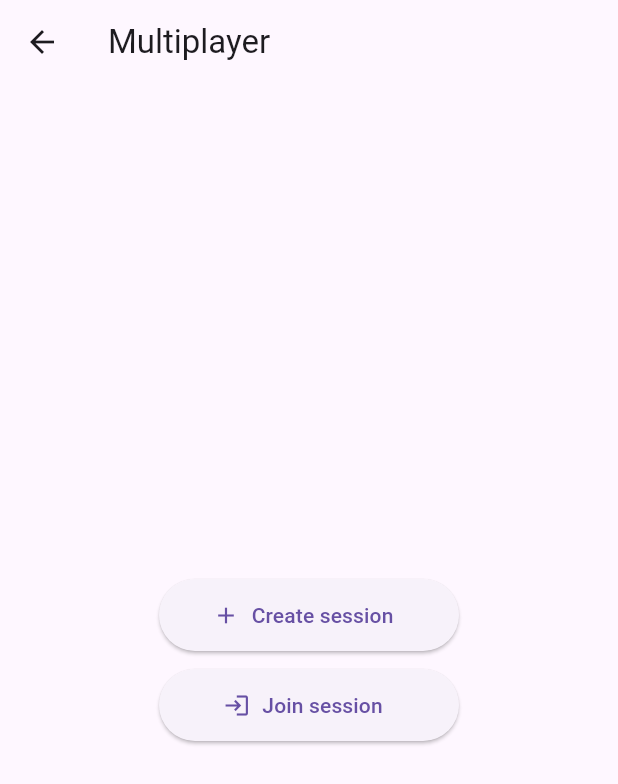
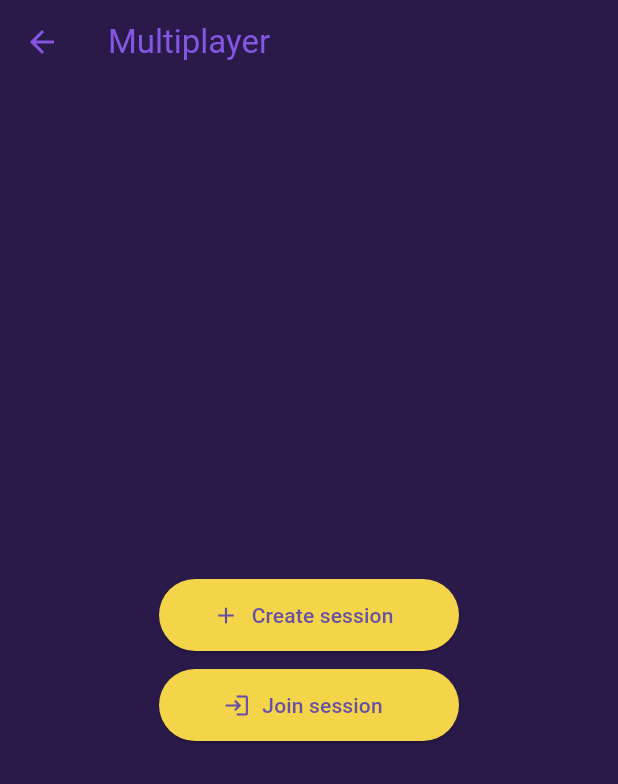
Before and after one commit to akewilen/CLS050-Project, a Flutter app: the screen it shows after launch, after a tap on "Multiplayer", on a phone screen of 412 x 824 dp. Shown: the top 784 px of the screen. Run offline on Flutter 3.47's test engine with Material 3 defaults, Android fonts, the phone set to English and light mode, and no system bars; our stand-ins replace cloud_firestore, firebase_auth, firebase_core, shared_preferences; missing offline and left inert: syncfusion_flutter_maps; accounts and stored records are empty.

Commit message:
Changed BackgroundColor, added a common menuBtn, changed layout of home_screen,

```diff
--- /dev/null
+++ b/flutter_application_1/lib/components/menu_btn.dart
@@ -0,0 +1,59 @@
+import 'package:flutter/material.dart';
+import 'package:flutter_application_1/themes/app_theme.dart';
+
+class MenuBtn extends StatelessWidget {
+  const MenuBtn({
+    super.key,
+    required this.onPressed,
+    required this.btnText,
+    required this.icon,
+  });
+
+  /// Callback that will be called when the user confirms quitting
+  final VoidCallback onPressed;
+  final String btnText;
+  final Icon icon;
+
+  @override
+  Widget build(BuildContext context) {
+    return ElevatedButton.icon(
+      icon: icon,
+      label: Text(btnText),
+      onPressed: onPressed,
+      style: AppTheme.menuBtn,
+      //style: ElevatedButton.styleFrom(minimumSize: const Size(200, 48)),
+    );
+  }
+}
+
+
+/*
+Positioned(
+      top: 20,
+      left: 20,
+      child: Container(
+        decoration: BoxDecoration(
+          color: Colors.white,
+          shape: BoxShape.circle,
+          boxShadow: [
+            BoxShadow(
+              color: Colors.black,
+              blurRadius: 4,
+              offset: const Offset(0, 2),
+            ),
+          ],
+        ),
+        child: IconButton(
+          icon: const Icon(Icons.close),
+          color: Colors.black,
+          iconSize: 24,
+          onPressed: () async {
+            final bool shouldQuit = await _showQuitConfirmation(context);
+            if (shouldQuit && context.mounted) {
+              onQuitConfirmed();
+            }
+          },
+        ),
+      ),
+    );
+  */
--- a/flutter_application_1/lib/main.dart
+++ b/flutter_application_1/lib/main.dart
@@ -1,5 +1,6 @@
 import 'package:flutter/material.dart';
 import 'package:flutter_application_1/pages/home_screen.dart';
+import 'package:flutter_application_1/themes/app_theme.dart';
 import 'API.dart';
 
 // Firebase imports
@@ -34,7 +35,14 @@ class _MyAppState extends State<MyApp> {
   Widget build(BuildContext context) {
     return MaterialApp(
       title: 'Country Game',
-      theme: ThemeData(primarySwatch: Colors.blue),
+      theme: ThemeData(
+        primarySwatch: Colors.blue,
+        scaffoldBackgroundColor: AppTheme.windowBase,
+        appBarTheme: AppBarTheme(
+          backgroundColor: AppTheme.windowBase,
+          foregroundColor: AppTheme.lightPurple,
+        ),
+      ),
       home: const HomeScreen(),
     );
   }
--- a/flutter_application_1/lib/pages/home_screen.dart
+++ b/flutter_application_1/lib/pages/home_screen.dart
@@ -1,7 +1,9 @@
 import 'package:flutter/material.dart';
 import 'package:flutter_application_1/components/lobby.dart';
 import 'package:flutter_application_1/multiplayer/lobbyPage.dart';
+import 'package:flutter_application_1/themes/app_theme.dart';
 import './high_score.dart';
+import '../components/menu_btn.dart';
 
 import 'package:firebase_core/firebase_core.dart';
 import '../firebase_options.dart';
@@ -39,7 +41,11 @@ class _HomeScreenState extends State<HomeScreen> {
   void _start() => Navigator.push(
     context,
     MaterialPageRoute(
-      builder: (context) => GameView(timeRestriction: _mode == 'timed', role: PlayerRole.singleplayer, lobbyId: ""),
+      builder: (context) => GameView(
+        timeRestriction: _mode == 'timed',
+        role: PlayerRole.singleplayer,
+        lobbyId: "",
+      ),
     ),
   );
 
@@ -59,7 +65,9 @@ class _HomeScreenState extends State<HomeScreen> {
     // screenStatus = HomescreenStatus.lobbyAdmin;
     Navigator.push(
       context,
-      MaterialPageRoute(builder: (context) => LobbyScreen(lobbyId: lobbyId, isHost: true)),
+      MaterialPageRoute(
+        builder: (context) => LobbyScreen(lobbyId: lobbyId, isHost: true),
+      ),
     );
   }
 
@@ -68,9 +76,9 @@ class _HomeScreenState extends State<HomeScreen> {
       final docRef = db.collection("lobbies").doc(lobbyId);
       docRef.get().then((DocumentSnapshot doc) {
         if (!doc.exists) {
-          ScaffoldMessenger.of(context).showSnackBar(
-            const SnackBar(content: Text('Lobby not found')),
-          );
+          ScaffoldMessenger.of(
+            context,
+          ).showSnackBar(const SnackBar(content: Text('Lobby not found')));
           return;
         }
 
@@ -79,7 +87,9 @@ class _HomeScreenState extends State<HomeScreen> {
         // Check if the lobby is in the right status to join
         if (data['status'] != 'lobby') {
           ScaffoldMessenger.of(context).showSnackBar(
-            const SnackBar(content: Text('This lobby is not available to join')),
+            const SnackBar(
+              content: Text('This lobby is not available to join'),
+            ),
           );
           return;
         }
@@ -103,7 +113,7 @@ class _HomeScreenState extends State<HomeScreen> {
         Navigator.push(
           context,
           MaterialPageRoute(
-            builder: (context) => LobbyScreen(lobbyId: lobbyId, isHost: false,),
+            builder: (context) => LobbyScreen(lobbyId: lobbyId, isHost: false),
           ),
         );
       }, onError: (e) => print("Error getting document: $e"));
@@ -117,11 +127,15 @@ class _HomeScreenState extends State<HomeScreen> {
     return Column(
       mainAxisAlignment: MainAxisAlignment.center,
       children: [
-        Text(
-          'Highest Score: $_highest',
-          style: const TextStyle(fontSize: 24, fontWeight: FontWeight.bold),
+        Expanded(
+          child: Container(
+            alignment: AlignmentGeometry.center,
+            child: Text(
+              'Highscore: $_highest',
+              style: AppTheme.highScoreTextStyle,
             ),
-        const SizedBox(height: 24),
+          ),
+        ),
         Row(
           mainAxisAlignment: MainAxisAlignment.center,
           children: [
@@ -138,20 +152,25 @@ class _HomeScreenState extends State<HomeScreen> {
             ),
           ],
         ),
+        const SizedBox(height: 16),
+        MenuBtn(
+          onPressed: _start,
+          btnText: 'Singleplayer',
+          icon: Icon(Icons.play_arrow),
+        ),
         const SizedBox(height: 24),
-        ElevatedButton.icon(
-          icon: const Icon(Icons.group),
-          label: const Text('Multiplayer'),
+        const Divider(color: AppTheme.liPuTransp),
+        const SizedBox(height: 24),
+        Expanded(
+          child: Container(
+            alignment: AlignmentGeometry.topCenter,
+            child: MenuBtn(
               onPressed: () =>
                   setState(() => screenStatus = HomescreenStatus.multiplayer),
-          style: ElevatedButton.styleFrom(minimumSize: const Size(200, 48)),
+              btnText: 'Multiplayer',
+              icon: Icon(Icons.group),
             ),
-        const SizedBox(height: 12),
-        ElevatedButton.icon(
-          icon: const Icon(Icons.play_arrow),
-          label: const Text('Singleplayer'),
-          onPressed: _start,
-          style: ElevatedButton.styleFrom(minimumSize: const Size(200, 48)),
+          ),
         ),
       ],
     );
@@ -162,18 +181,16 @@ class _HomeScreenState extends State<HomeScreen> {
     return Column(
       mainAxisAlignment: MainAxisAlignment.center,
       children: [
-        ElevatedButton.icon(
-          icon: const Icon(Icons.add),
-          label: const Text('Create session'),
+        MenuBtn(
           onPressed: _createLobby,
-          style: ElevatedButton.styleFrom(minimumSize: const Size(200, 48)),
+          btnText: 'Create session',
+          icon: Icon(Icons.add),
         ),
         const SizedBox(height: 12),
-        ElevatedButton.icon(
-          icon: const Icon(Icons.login),
-          label: const Text('Join session'),
+        MenuBtn(
           onPressed: () => _joinLobby(context),
-          style: ElevatedButton.styleFrom(minimumSize: const Size(200, 48)),
+          btnText: 'Join session',
+          icon: Icon(Icons.login),
         ),
       ],
     );
@@ -210,7 +227,8 @@ class _HomeScreenState extends State<HomeScreen> {
         leading: screenStatus != HomescreenStatus.home
             ? IconButton(
                 icon: const Icon(Icons.arrow_back),
-              onPressed: () => setState(() => screenStatus = HomescreenStatus.home),
+                onPressed: () =>
+                    setState(() => screenStatus = HomescreenStatus.home),
               )
             : null,
         title: Text(
--- a/flutter_application_1/lib/pages/map_game.dart
+++ b/flutter_application_1/lib/pages/map_game.dart
@@ -88,6 +88,7 @@ class _MapGameState extends State<MapGame> {
     }
 
     return Scaffold(
+      backgroundColor: const Color.fromARGB(255, 146, 198, 241),
       body: Stack(
         //alignment: Alignment.center,
         children: [
--- a/flutter_application_1/lib/pages/score_screen.dart
+++ b/flutter_application_1/lib/pages/score_screen.dart
@@ -1,4 +1,5 @@
 import 'package:flutter/material.dart';
+import 'package:flutter_application_1/themes/app_theme.dart';
 import 'game_view.dart';
 
 class ScoreScreen extends StatelessWidget {
@@ -23,14 +24,21 @@ class ScoreScreen extends StatelessWidget {
           children: [
             const Text(
               'Game Over!',
-              style: TextStyle(fontSize: 24, fontWeight: FontWeight.bold),
+              style: TextStyle(
+                fontSize: 24,
+                fontWeight: FontWeight.bold,
+                color: AppTheme.textColor,
+              ),
             ),
             const SizedBox(height: 20),
-            Text('Score: $finalScore', style: const TextStyle(fontSize: 20)),
+            Text(
+              'Score: $finalScore',
+              style: const TextStyle(fontSize: 20, color: AppTheme.textColor),
+            ),
             const SizedBox(height: 10),
             Text(
               'High Score: $highScore',
-              style: const TextStyle(fontSize: 20),
+              style: const TextStyle(fontSize: 20, color: AppTheme.textColor),
             ),
             const SizedBox(height: 20),
             Row(
@@ -41,8 +49,11 @@ class ScoreScreen extends StatelessWidget {
                     Navigator.pushReplacement(
                       context,
                       MaterialPageRoute(
-                        builder: (context) =>
-                            GameView(timeRestriction: timeRestriction, role: PlayerRole.singleplayer, lobbyId: ""),
+                        builder: (context) => GameView(
+                          timeRestriction: timeRestriction,
+                          role: PlayerRole.singleplayer,
+                          lobbyId: "",
+                        ),
                       ),
                     );
                   },
--- a/flutter_application_1/lib/themes/app_theme.dart
+++ b/flutter_application_1/lib/themes/app_theme.dart
@@ -6,26 +6,63 @@ class AppTheme {
     brightness: Brightness.light,
     primarySwatch: Colors.green,
     textTheme: const TextTheme(
-      bodyLarge: TextStyle(color: Colors.black),
-      bodyMedium: TextStyle(color: Colors.black),
+      bodyLarge: TextStyle(color: Color.fromARGB(255, 190, 52, 52)),
+      bodyMedium: TextStyle(color: Color.fromARGB(255, 147, 34, 34)),
     ),
   );
 
-  static const TextStyle countryNameTextStyle = TextStyle(color: Colors.white, fontSize: 36);
-  static const TextStyle statisticTypeTextStyle = TextStyle(color: Colors.white, fontSize: 16);
-  static const TextStyle statisticTextStyle = TextStyle(color: Color(0xAAF4D448), fontSize: 40);
+  static const TextStyle highScoreTextStyle = TextStyle(
+    color: AppTheme.textColor,
+    fontWeight: FontWeight.w500,
+    fontSize: 24,
+  );
 
+  static const TextStyle test = TextStyle(fontSize: 36);
+
+  static const TextStyle countryNameTextStyle = TextStyle(
+    color: Colors.white,
+    fontSize: 36,
+  );
+  static const TextStyle statisticTypeTextStyle = TextStyle(
+    color: Colors.white,
+    fontSize: 16,
+  );
+  static const TextStyle statisticTextStyle = TextStyle(
+    color: Color(0xAAF4D448),
+    fontSize: 40,
+  );
+
+  static final ButtonStyle menuBtn = ButtonStyle(
+    backgroundColor: WidgetStateProperty.all(AppTheme.btnGold),
+    fixedSize: WidgetStateProperty.all<Size>(Size(200.0, 48.0)),
+    //minimumSize: const Size(200, 48);
+  );
+
+  /*
+  static late ButtonStyle menuBtnn(Icon icon) => ElevatedButton.icon(
+    icon: const Icon(icon),
+    label: const Text('Multiplayer'),
+    backgroundColor: WidgetStateProperty.all(AppTheme.gold),
+    fixedSize: WidgetStateProperty.all<Size>(Size(200.0, 50.0)),
+  );
+*/
 
   static final ButtonStyle upperCompareButton = ButtonStyle(
     backgroundColor: WidgetStateProperty.all(AppTheme.gold),
-    fixedSize: WidgetStateProperty.all<Size>(Size(200.0, 50.0)));
+    fixedSize: WidgetStateProperty.all<Size>(Size(200.0, 50.0)),
+  );
 
   static final ButtonStyle lowerCompareButton = ButtonStyle(
     backgroundColor: WidgetStateProperty.all(AppTheme.purple),
-    fixedSize: WidgetStateProperty.all<Size>(Size(200.0, 50.0)));
+    fixedSize: WidgetStateProperty.all<Size>(Size(200.0, 50.0)),
+  );
 
   /// Window color used for container backgrounds.
   static const Color gold = Color(0xAAF4D448);
+  static const Color btnGold = Color(0xFFF4D448);
+  static const Color lightPurple = Color(0xFF8556E4);
+  static const Color liPuTransp = Color(0x4A8556E4);
+  static const Color textColor = Color.fromARGB(206, 255, 255, 255);
   static const Color purple = Color(0xAA2A1A4A);
   static const Color windowBase = Color(0xFF2A1A4A);
   static const Color window90 = Color(0xE52A1A4A);
```
Lines whose indentation alone changed are shown as unchanged.
